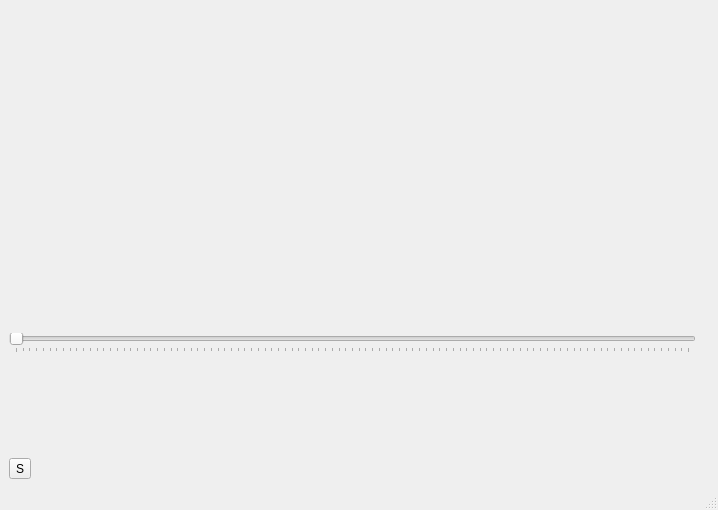
The window that applications/kaliscope_qt/src/ui/KaliscopeWin.ui (edubois/kaliscope) describes before a commit, drawn with Qt 5.
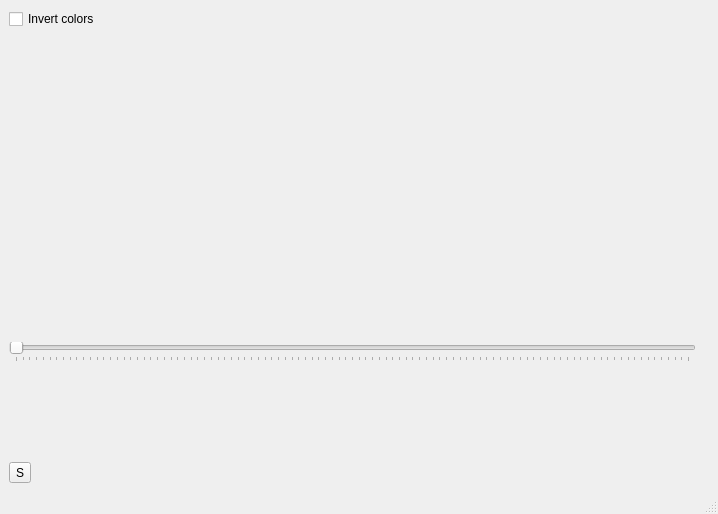
The same window after the commit. Icons and pictures are not drawn.

Commit message:
kaliscope_qt: now using vertex buffer object and shaders
* Added negative image shader.
* Added full VBO optimization.

```diff
--- a/applications/kaliscope_qt/src/ui/KaliscopeWin.ui
+++ b/applications/kaliscope_qt/src/ui/KaliscopeWin.ui
@@ -7,7 +7,7 @@
     <x>0</x>
     <y>0</y>
     <width>718</width>
-    <height>510</height>
+    <height>514</height>
    </rect>
   </property>
   <property name="windowTitle">
@@ -28,6 +28,30 @@
         </property>
        </layout>
       </item>
+      <item>
+       <layout class="QHBoxLayout" name="horizontalLayout_4">
+        <item>
+         <widget class="QCheckBox" name="cbInvertColors">
+          <property name="text">
+           <string>Invert colors</string>
+          </property>
+         </widget>
+        </item>
+        <item>
+         <spacer name="horizontalSpacer_2">
+          <property name="orientation">
+           <enum>Qt::Horizontal</enum>
+          </property>
+          <property name="sizeHint" stdset="0">
+           <size>
+            <width>40</width>
+            <height>20</height>
+           </size>
+          </property>
+         </spacer>
+        </item>
+       </layout>
+      </item>
       <item>
        <widget class="QLabel" name="lblCurrentTrack">
         <property name="text">
```
Left out of the diff: 2 changed lines with no effect on the pictures. The commit also changes 11 other files.
